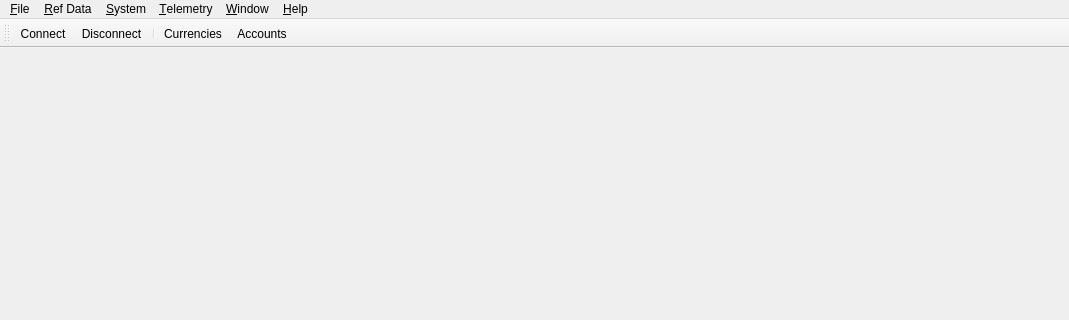
Qt form projects/ores.qt/ui/MainWindow.ui (OreStudio/OreStudio) before a commit; both pictures show x 0 to 1069 and y 0 to 320 of the 1069 by 672 pixel window.
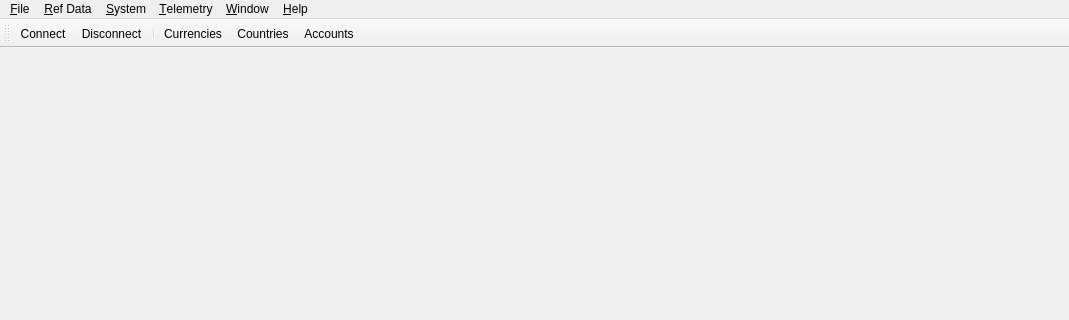
The same form after that commit. Icons and pictures are not drawn.

Commit message: [qt] Add countries reference data Qt support

What changed in the file:
```diff
--- a/projects/ores.qt/ui/MainWindow.ui
+++ b/projects/ores.qt/ui/MainWindow.ui
@@ -110,6 +110,7 @@
    <addaction name="ActionDisconnect"/>
    <addaction name="separator"/>
    <addaction name="CurrenciesAction"/>
+   <addaction name="CountriesAction"/>
    <addaction name="ActionAccounts"/>
   </widget>
   <action name="ExitAction">
@@ -147,6 +148,15 @@
     <string>&amp;Currencies</string>
    </property>
   </action>
+  <action name="CountriesAction">
+   <property name="icon">
+    <iconset>
+     <normaloff>:/icons/ic_fluent_globe_20_regular.svg</normaloff>:/icons/ic_fluent_globe_20_regular.svg</iconset>
+   </property>
+   <property name="text">
+    <string>C&amp;ountries</string>
+   </property>
+  </action>
   <action name="ActionConnect">
    <property name="icon">
     <iconset>
```
Left out of the diff: 1 changed line with no effect on the pictures. The commit also changes 20 other files.
